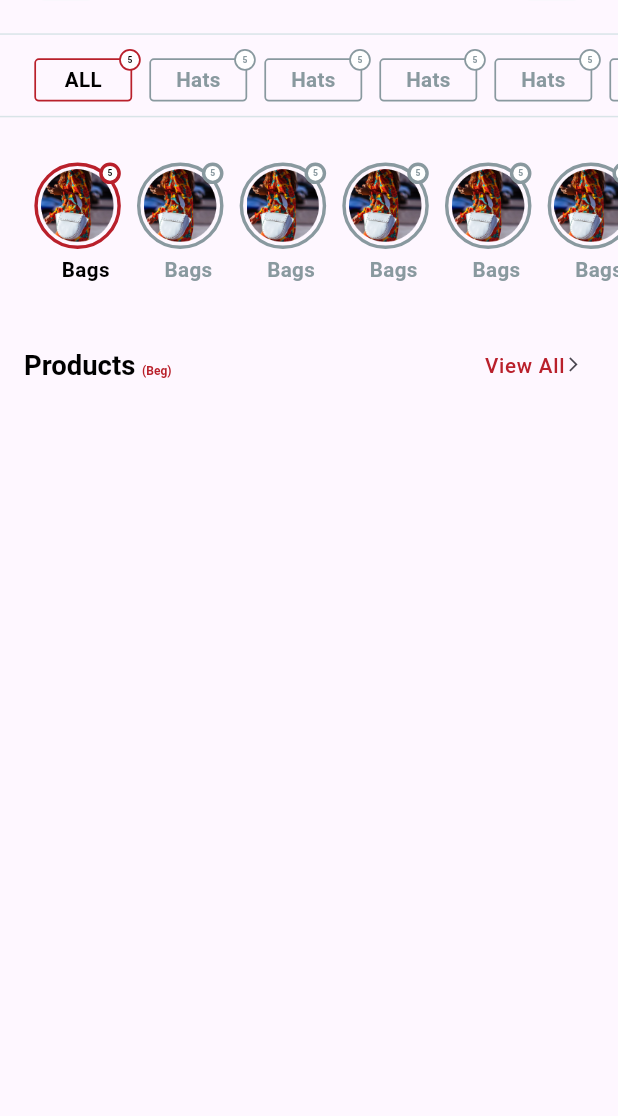
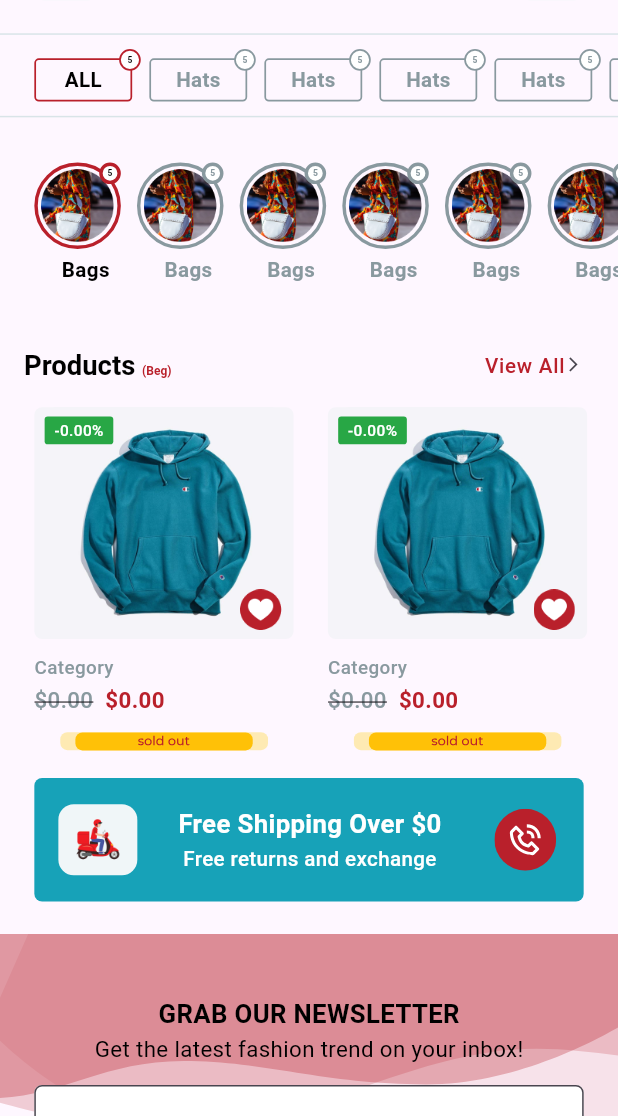
Before and after one commit to Syed-Usama-Waqas/Technupur-Task, a Flutter app: the screen it shows after launch, on a phone screen of 412 x 824 dp, the part 120-1236 px from its top. Run offline on Flutter 3.47's test engine with Material 3 defaults, Android fonts, the phone set to English and light mode, and no system bars; our stand-ins replace flutter_screenutil, flutter_svg.

Commit message:
Latest Code

```diff
--- a/lib/resources/assets_manager.dart
+++ b/lib/resources/assets_manager.dart
@@ -5,6 +5,10 @@ class AssetsManager {
 
   //Image
   static String dummyImg = "${imagePath}dummy.png";
+  static String unLikedImg = "${imagePath}unliked.png";
+  static String likedImg = "${imagePath}liked.png";
+  static String p1Img = "${imagePath}p1.png";
+  static String deliveryManImg = "${imagePath}delivery_man.png";
 
   //Svg
   static String logoSvg = "${svgPath}logo.svg";
@@ -13,4 +17,7 @@ class AssetsManager {
   static String burgerMenuSvg = "${svgPath}burger_menu.svg";
   static String searchSvg = "${svgPath}search.svg";
   static String onlineShopLogoSvg = "${svgPath}online_shop_logo.svg";
+  static String soldOutSvg = "${svgPath}sold_out.svg";
+  static String phoneSvg = "${svgPath}phone.svg";
+  static String homeBackgroundSvg = "${svgPath}home_background.svg";
 }
--- /dev/null
+++ b/lib/resources/color_manager.dart
@@ -0,0 +1,12 @@
+import 'package:flutter/material.dart';
+
+class ColorManager {
+  //Base locations
+  static Color color1 = const Color(0xFFD9E4E8);
+  static Color color2 = Color(0xFFF5F4F9);
+  static Color color3 = Color(0xFFB9202B);
+  static Color color4 = Color(0xFF89999F);
+  static Color color5 = Color(0xFF000000);
+  static Color color6 = Color(0xFF000000);
+  static Color color7 = Color(0xFF000000);
+}
--- a/lib/view/home/components/categories.dart
+++ b/lib/view/home/components/categories.dart
@@ -1,5 +1,6 @@
 import 'package:flutter/material.dart';
 import 'package:flutter_screenutil/flutter_screenutil.dart';
+import 'package:technupur_interview_test/resources/color_manager.dart';
 
 class Categories extends StatefulWidget {
   List<dynamic> categoriesList;
@@ -40,7 +41,7 @@ class _CategoriesState extends State<Categories> {
                     decoration: BoxDecoration(
                       border: Border.all(
                         color: widget.selectedCategoryIndex == index
-                            ? const Color(0xFFB9202B)
+                            ? ColorManager.color3
                             : const Color(0xFF89999F), // Set the border color
                         width: 1.w, // Set the border width
                       ),
@@ -70,7 +71,7 @@ class _CategoriesState extends State<Categories> {
                       color: Colors.white,
                       border: Border.all(
                         color: widget.selectedCategoryIndex == index
-                            ? const Color(0xFFB9202B)
+                            ? ColorManager.color3
                             : const Color(0xFF89999F), // Set the border color
                         width: 1.w, // Set the border width
                       ),
--- /dev/null
+++ b/lib/view/home/components/free_shipping.dart
@@ -0,0 +1,77 @@
+import 'package:flutter/material.dart';
+import 'package:flutter_screenutil/flutter_screenutil.dart';
+import 'package:flutter_svg/flutter_svg.dart';
+import 'package:technupur_interview_test/resources/assets_manager.dart';
+import 'package:technupur_interview_test/view/components/custom_spacer.dart';
+
+class FreeShipping extends StatelessWidget {
+  const FreeShipping({super.key});
+
+  @override
+  Widget build(BuildContext context) {
+    return Container(
+      height: 80.h,
+      width: 320.w,
+      margin: EdgeInsets.symmetric(horizontal: 20.w),
+      padding: EdgeInsets.symmetric(horizontal: 14.w, vertical: 16.h),
+      decoration: BoxDecoration(
+        color: const Color(0xFF17A2B8),
+        borderRadius: BorderRadius.circular(
+          5.r,
+        ),
+      ),
+      alignment: Alignment.center,
+      child: Row(
+        children: [
+          Container(
+            height: 46.h,
+            width: 46.w,
+            decoration: BoxDecoration(
+              color: const Color(0xFFF0F6F8),
+              borderRadius: BorderRadius.circular(
+                10.r,
+              ),
+            ),
+            child: Image.asset(
+              AssetsManager.deliveryManImg,
+            ),
+          ),
+          CustomSpacer(
+            w: 13.w,
+          ),
+          Expanded(
+            child: Column(
+              mainAxisAlignment: MainAxisAlignment.center,
+              children: [
+                Text(
+                  "Free Shipping Over \$0",
+                  style: TextStyle(
+                    color: Colors.white, // Set the border color,
+                    fontSize: 15.sp,
+                    fontWeight: FontWeight.w600,
+                  ),
+                ),
+                Text(
+                  "Free returns and exchange",
+                  style: TextStyle(
+                    color: Colors.white, // Set the border color,
+                    fontSize: 12.sp,
+                    fontWeight: FontWeight.w500,
+                  ),
+                ),
+              ],
+            ),
+          ),
+          CustomSpacer(
+            w: 18.w,
+          ),
+          SvgPicture.asset(
+            AssetsManager.phoneSvg,
+            height: 40.h,
+            width: 40.w,
+          ),
+        ],
+      ),
+    );
+  }
+}
--- /dev/null
+++ b/lib/view/home/components/news_letter.dart
@@ -0,0 +1,79 @@
+import 'package:flutter/material.dart';
+import 'package:flutter_screenutil/flutter_screenutil.dart';
+import 'package:flutter_svg/flutter_svg.dart';
+import 'package:technupur_interview_test/resources/assets_manager.dart';
+import 'package:technupur_interview_test/view/components/custom_spacer.dart';
+
+class NewsLetter extends StatelessWidget {
+  const NewsLetter({super.key});
+
+  @override
+  Widget build(BuildContext context) {
+    return Container(
+        height: 200.h,
+        width: double.infinity,
+        decoration: BoxDecoration(
+          borderRadius: BorderRadius.circular(
+            5.r,
+          ),
+        ),
+        alignment: Alignment.center,
+        child: Stack(
+          children: [
+            SvgPicture.asset(
+              AssetsManager.onBoardingBackgroundSvg,
+              // height: 298.h,
+              width: double.infinity,
+              fit: BoxFit.fill,
+            ),
+            Column(
+              crossAxisAlignment: CrossAxisAlignment.center,
+              children: [
+                CustomSpacer(h: 40.h),
+                Center(
+                  child: Text(
+                    "GRAB OUR NEWSLETTER",
+                    style: TextStyle(
+                      color: Colors.black, // Set the border color,
+                      fontSize: 15.sp,
+                      fontWeight: FontWeight.w700,
+                    ),
+                  ),
+                ),
+                Center(
+                  child: Text(
+                    "Get the latest fashion trend on your inbox!",
+                    style: TextStyle(
+                      color: Colors.black, // Set the border color,
+                      fontSize: 13.sp,
+                      fontWeight: FontWeight.w400,
+                    ),
+                  ),
+                ),
+                CustomSpacer(h: 13.h),
+                Padding(
+                  padding: EdgeInsets.symmetric(horizontal: 20.w),
+                  child: TextField(
+                    decoration: InputDecoration(
+                      filled: true,
+                      fillColor: Colors.white,
+                      hintText: "Enter Your Email",
+                      hintStyle: TextStyle(
+                        color: const Color(0xFF89999F), // Set the border color,
+                        fontSize: 12.sp,
+                        fontWeight: FontWeight.w500,
+                      ),
+                      border: OutlineInputBorder(
+                        borderSide:
+                            const BorderSide(color: Colors.white, width: 1),
+                        borderRadius: BorderRadius.circular(5.r),
+                      ),
+                    ),
+                  ),
+                ),
+              ],
+            )
+          ],
+        ));
+  }
+}
--- /dev/null
+++ b/lib/view/home/components/products.dart
@@ -0,0 +1,166 @@
+import 'package:flutter/material.dart';
+import 'package:flutter_screenutil/flutter_screenutil.dart';
+import 'package:flutter_svg/flutter_svg.dart';
+import 'package:technupur_interview_test/resources/color_manager.dart';
+import 'package:technupur_interview_test/view/components/custom_spacer.dart';
+
+import '../../../resources/assets_manager.dart';
+
+class Products extends StatefulWidget {
+  List<dynamic> categoriesList;
+  int selectedCategoryIndex;
+  bool isFav = true;
+  Products({
+    required this.selectedCategoryIndex,
+    required this.categoriesList,
+    super.key,
+  });
+
+  @override
+  State<Products> createState() => _ProductsState();
+}
+
+class _ProductsState extends State<Products> {
+  @override
+  Widget build(BuildContext context) {
+    return SizedBox(
+      height: 230.h,
+      child: ListView.builder(
+        padding: EdgeInsets.symmetric(horizontal: 20.w),
+        shrinkWrap: true,
+        scrollDirection: Axis.horizontal,
+        itemCount: widget.categoriesList.length,
+        itemBuilder: (BuildContext context, int index) {
+          return Column(
+            mainAxisSize: MainAxisSize.min,
+            children: [
+              Container(
+                height: 225.h,
+                width: 151.w,
+                margin: EdgeInsets.only(right: 20.w),
+                child: Column(
+                  crossAxisAlignment: CrossAxisAlignment.stretch,
+                  children: [
+                    Container(
+                      height: 150.h,
+                      width: 150.w,
+                      decoration: BoxDecoration(
+                        color: ColorManager.color2,
+                        borderRadius: BorderRadius.circular(
+                          5.r,
+                        ), // Set the border radius
+                      ),
+                      child: Stack(
+                        children: [
+                          Image.asset(
+                            AssetsManager.p1Img,
+                            height: double.infinity,
+                            width: double.infinity,
+                          ),
+                          Positioned(
+                            top: 6.h,
+                            left: 6.w,
+                            child: Container(
+                              height: 18.h,
+                              width: 40.w,
+                              decoration: BoxDecoration(
+                                color: Color(0xFF28A745),
+                                borderRadius: BorderRadius.circular(
+                                  2.r,
+                                ),
+                              ),
+                              alignment: Alignment.center,
+                              child: Text(
+                                "-0.00%",
+                                style: TextStyle(
+                                  color: Colors.white, // Set the border color,
+                                  fontSize: 9.sp,
+                                  fontWeight: FontWeight.w500,
+                                ),
+                              ),
+                            ),
+                          ),
+                          Positioned(
+                            bottom: widget.isFav ? 6.h : 11.h,
+                            right: widget.isFav ? 6.w : 11.w,
+                            child: GestureDetector(
+                              onTap: () {
+                                if (widget.isFav == true) {
+                                  setState(() {
+                                    widget.isFav = false;
+                                  });
+                                } else {
+                                  setState(() {
+                                    widget.isFav = true;
+                                  });
+                                }
+                              },
+                              child: Image.asset(
+                                widget.isFav
+                                    ? AssetsManager.likedImg
+                                    : AssetsManager.unLikedImg,
+                                height: widget.isFav ? 26.h : 16.h,
+                                width: widget.isFav ? 26.w : 16.w,
+                              ),
+                            ),
+                          ),
+                        ],
+                      ),
+                    ),
+                    CustomSpacer(
+                      h: 10.h,
+                    ),
+                    Text(
+                      "Category",
+                      style: TextStyle(
+                        color: const Color(0xFF89999F),
+                        fontSize: 11.sp,
+                        fontWeight: FontWeight.w500,
+                      ),
+                    ),
+                    CustomSpacer(
+                      h: 2.h,
+                    ),
+                    Row(
+                      children: [
+                        Text(
+                          "\$0.00",
+                          style: TextStyle(
+                            color: const Color(0xFF89999F),
+                            fontSize: 13.sp,
+                            fontWeight: FontWeight.w500,
+                            decoration: TextDecoration.lineThrough,
+                          ),
+                        ),
+                        CustomSpacer(
+                          w: 7.w,
+                        ),
+                        Text(
+                          "\$0.00",
+                          style: TextStyle(
+                            color: ColorManager.color3,
+                            fontSize: 13.sp,
+                            fontWeight: FontWeight.w600,
+                          ),
+                        ),
+                      ],
+                    ),
+                    CustomSpacer(
+                      h: 9.8.h,
+                    ),
+                    SvgPicture.asset(
+                      AssetsManager.soldOutSvg,
+                      height: 12.84.h,
+                      width: double.infinity,
+                    ),
+                  ],
+                ),
+              ),
+              CustomSpacer(h: 3.47.h),
+            ],
+          );
+        },
+      ),
+    );
+  }
+}
--- a/lib/view/home/components/sub_categories.dart
+++ b/lib/view/home/components/sub_categories.dart
@@ -1,6 +1,8 @@
 import 'package:flutter/material.dart';
 import 'package:flutter_screenutil/flutter_screenutil.dart';
 import 'package:technupur_interview_test/view/components/custom_spacer.dart';
+
+import '../../../resources/color_manager.dart';
 
 class SubCategories extends StatefulWidget {
   List<dynamic> categoriesList;
@@ -47,7 +49,7 @@ class _SubCategoriesState extends State<SubCategories> {
                         decoration: BoxDecoration(
                           border: Border.all(
                             color: widget.selectedCategoryIndex == index
-                                ? const Color(0xFFB9202B)
+                                ? ColorManager.color3
                                 : const Color(
                                     0xFF89999F), // Set the border color
                             width: 2.w, // Set the border width
@@ -72,7 +74,7 @@ class _SubCategoriesState extends State<SubCategories> {
                           color: Colors.white,
                           border: Border.all(
                             color: widget.selectedCategoryIndex == index
-                                ? const Color(0xFFB9202B)
+                                ? ColorManager.color3
                                 : const Color(
                                     0xFF89999F), // Set the border color
                             width: 2.w, // Set the border width
--- a/lib/view/home/home_view.dart
+++ b/lib/view/home/home_view.dart
@@ -1,7 +1,11 @@
 import 'package:flutter/material.dart';
 import 'package:flutter_screenutil/flutter_screenutil.dart';
 import 'package:technupur_interview_test/resources/assets_manager.dart';
+import 'package:technupur_interview_test/resources/color_manager.dart';
+import 'package:technupur_interview_test/view/home/components/free_shipping.dart';
 import 'package:technupur_interview_test/view/home/components/header.dart';
+import 'package:technupur_interview_test/view/home/components/news_letter.dart';
+import 'package:technupur_interview_test/view/home/components/products.dart';
 
 import '../components/custom_spacer.dart';
 import 'components/categories.dart';
@@ -14,7 +18,8 @@ class HomeView extends StatelessWidget {
   Widget build(BuildContext context) {
     return Scaffold(
       extendBodyBehindAppBar: false,
-      body: Column(
+      body: SingleChildScrollView(
+        child: Column(
           crossAxisAlignment: CrossAxisAlignment.stretch,
           children: [
             CustomSpacer(
@@ -24,10 +29,10 @@ class HomeView extends StatelessWidget {
             CustomSpacer(
               h: 12.h,
             ),
-          const Divider(
+            Divider(
               height: 20,
               thickness: 1,
-            color: Color(0xFFD9E4E8),
+              color: ColorManager.color1,
             ),
             Categories(
               selectedCategoryIndex: 0,
@@ -41,10 +46,10 @@ class HomeView extends StatelessWidget {
                 "Hats"
               ],
             ),
-          const Divider(
+            Divider(
               height: 20,
               thickness: 1,
-            color: Color(0xFFD9E4E8),
+              color: ColorManager.color1,
             ),
             CustomSpacer(
               h: 20.h,
@@ -78,7 +83,7 @@ class HomeView extends StatelessWidget {
                   TextSpan(
                     text: "(Beg)",
                     style: TextStyle(
-                    color: Color(0xffB9202B),
+                      color: ColorManager.color3,
                       fontSize: 7.sp,
                       fontWeight: FontWeight.w700,
                     ),
@@ -91,7 +96,7 @@ class HomeView extends StatelessWidget {
                   Text(
                     "View All",
                     style: TextStyle(
-                    color: Color(0xffB9202B),
+                      color: ColorManager.color3,
                       fontSize: 12.sp,
                       fontWeight: FontWeight.w500,
                     ),
@@ -103,7 +108,27 @@ class HomeView extends StatelessWidget {
                 ],
               ),
             ),
+            Products(
+              selectedCategoryIndex: 0,
+              categoriesList: [
+                AssetsManager.dummyImg,
+                AssetsManager.dummyImg,
+                AssetsManager.dummyImg,
+                AssetsManager.dummyImg,
+                AssetsManager.dummyImg,
+                AssetsManager.dummyImg,
               ],
+            ),
+            CustomSpacer(
+              h: 10.h,
+            ),
+            const FreeShipping(),
+            CustomSpacer(
+              h: 21.h,
+            ),
+            NewsLetter(),
+          ],
+        ),
       ),
     );
   }
```
Also changed, not shown: assets/image/delivery_man.png (added), assets/image/liked.png (added), assets/image/p1.png (added), assets/image/unliked.png (added), assets/svg/home_background.svg (added), assets/svg/phone.svg (added), assets/svg/sold_out.svg (added). Lines whose indentation alone changed are shown as unchanged.
